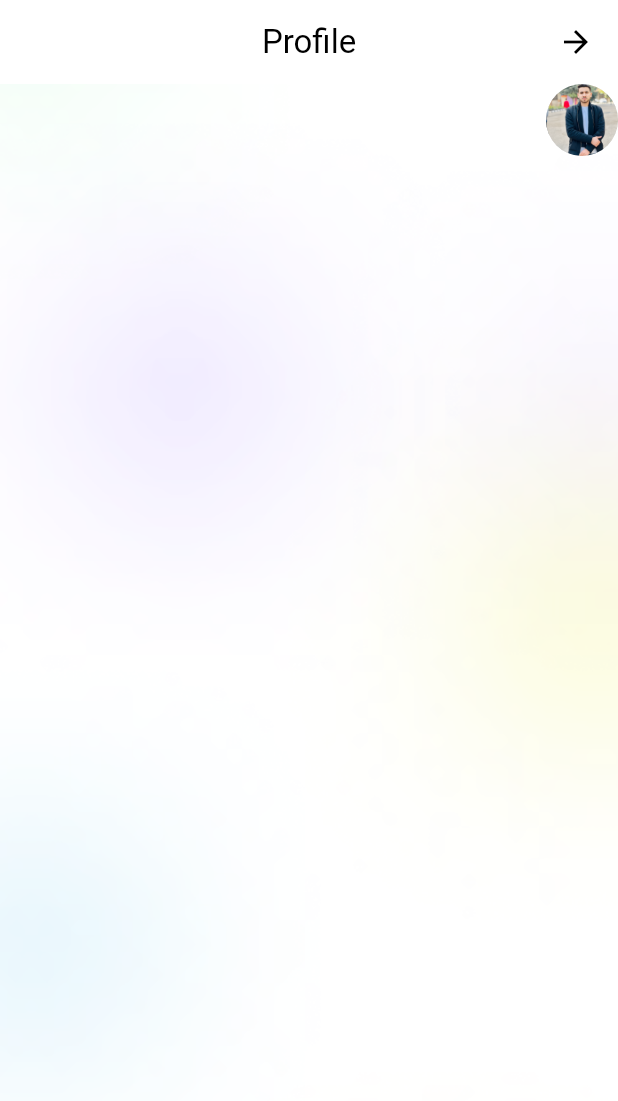
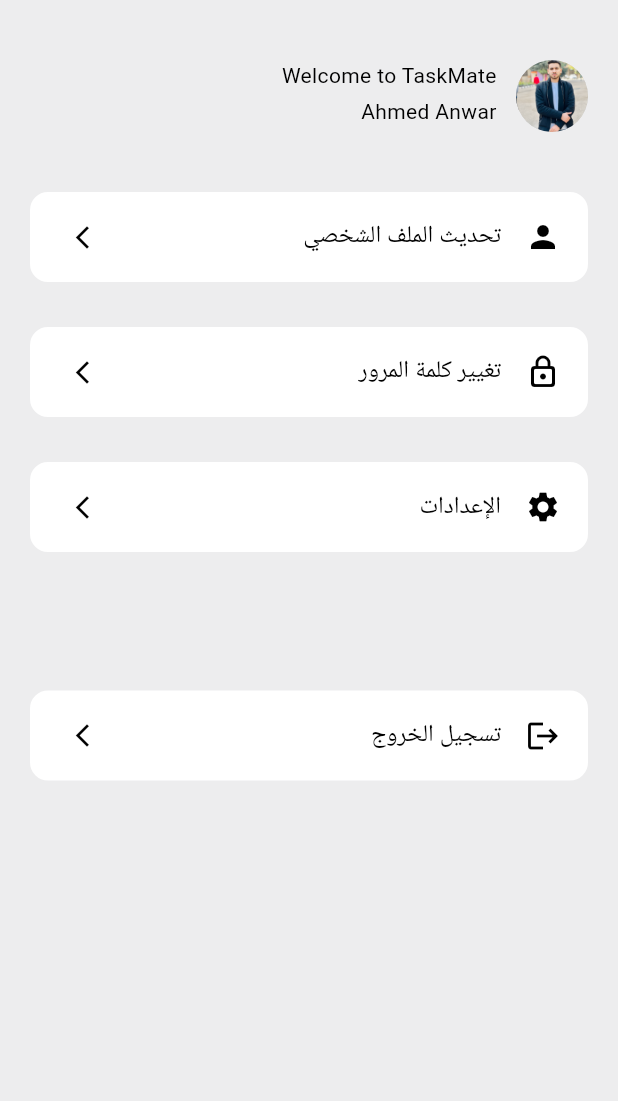
Before and after one commit to Ahmedanwar10/taskmate, a Flutter app: the ProfileView screen opened by its route, on a phone screen of 412 x 824 dp. Shown: the top 1101 px of the screen. Run offline on Flutter 3.47's test engine with Material 3 defaults, Android fonts, the phone set to English and light mode, and no system bars; our stand-ins replace awesome_dialog, bloc, dartz, dio, flutter_bloc, flutter_svg and 6 more; accounts and stored records are empty; project files that could hold a hidden picture were left out.

Commit message:
Refactor profile and settings views; add new avatar and padding constants BuildProfileOptions

```diff
--- a/lib/Features/bottom_navigation_bar/bottom_navigation.dart
+++ b/lib/Features/bottom_navigation_bar/bottom_navigation.dart
@@ -2,7 +2,7 @@ import 'package:flutter/material.dart';
 import 'package:lucide_icons/lucide_icons.dart';
 import 'package:taskmate_app/Features/home/home_view.dart';
 import 'package:taskmate_app/Features/home/widgets/home_view_body.dart';
-import 'package:taskmate_app/Features/profile/views/profile_view.dart';
+import 'package:taskmate_app/Features/profile%20all/profile/views/profile_view.dart';
 
 class CustomBottomNavBar extends StatefulWidget {
   const CustomBottomNavBar({super.key});
@@ -15,7 +15,7 @@ class _CustomBottomNavBarState extends State<CustomBottomNavBar> {
   int currentIndex = 0;
   final PageController pageController = PageController(initialPage: 0);
 
-  final List<Widget> pages = [
+  final List<Widget> pages = const[
     HomeViewBody(),
     CalendarView(),
     FilesView(),
--- /dev/null
+++ b/lib/Features/profile all/profile/views/profile_view.dart
@@ -0,0 +1,24 @@
+import 'package:flutter/material.dart';
+import 'package:go_router/go_router.dart';
+import 'package:taskmate_app/Features/profile%20all/profile/views/widgets/profile_view_body.dart';
+import 'package:taskmate_app/core/constants/assets.dart';
+import 'package:taskmate_app/core/constants/color_manager.dart';
+
+class ProfileView extends StatelessWidget {
+  const ProfileView({super.key});
+
+  @override
+  Widget build(BuildContext context) {
+    return Scaffold(
+      backgroundColor: ColorManager.lightGray,
+      body: Container(
+          // decoration: const BoxDecoration(
+          //   image: DecorationImage(
+          //     image: AssetImage(Assets.imagesBackgroundImage),
+          //     fit: BoxFit.cover,
+          //   ),
+          // ),
+          child: const ProfileViewBody()),
+    );
+  }
+}
--- a/lib/Features/profile/views/widgets/avatar_profile.dart
+++ b/lib/Features/profile all/profile/views/widgets/avatar_profile.dart
@@ -2,15 +2,13 @@ import 'package:flutter/material.dart';
 
 class ProfileAvatar extends StatelessWidget {
   final String imagePath;
-  final VoidCallback onTap;
 
   const ProfileAvatar(
-      {required this.imagePath, required this.onTap, super.key});
+      {required this.imagePath, super.key});
 
   @override
   Widget build(BuildContext context) {
     return GestureDetector(
-      onTap: onTap,
       child: CircleAvatar(
         radius: 24,
         backgroundImage: AssetImage(imagePath),
--- /dev/null
+++ b/lib/Features/profile all/profile/views/widgets/profile_view_body.dart
@@ -0,0 +1,34 @@
+import 'package:flutter/material.dart';
+import 'package:go_router/go_router.dart';
+import 'package:taskmate_app/core/common/widgets/build_profile_options.dart';
+import 'package:taskmate_app/core/common/widgets/header_home.dart';
+import 'package:taskmate_app/generated/l10n.dart';
+
+class ProfileViewBody extends StatelessWidget {
+  const ProfileViewBody({super.key});
+
+  @override
+  Widget build(BuildContext context) {
+    return  Padding(
+      padding:const  EdgeInsets.only(top: 40, left: 20, right: 20),
+      child: Column(
+        mainAxisAlignment: MainAxisAlignment.start,
+        crossAxisAlignment: CrossAxisAlignment.start,
+
+        children: [
+          const HeaderHome(),
+          const SizedBox(height: 40,),
+          BuildProfileOptions(icon: Icons.person, title: S.of(context).update_profile, onTap: (){},),
+          const SizedBox(height: 20,),
+          BuildProfileOptions(icon: Icons.lock_outline_rounded, title: S.of(context).change_password, onTap: (){},),
+          const SizedBox(height: 20,),
+          BuildProfileOptions(icon: Icons.settings, title: S.of(context).settings, onTap: (){
+            GoRouter.of(context).go('/settings');
+          },),
+           SizedBox(height: MediaQuery.of(context).size.height * 0.1),
+          BuildProfileOptions(icon: Icons.logout, title: S.of(context).logout, onTap: (){},),
+        ],
+      ),
+    );
+  }
+}
--- a/lib/Features/settings/views/setting_view.dart
+++ b/lib/Features/profile all/settings/views/setting_view.dart
@@ -1,6 +1,6 @@
 import 'package:flutter/material.dart';
 import 'package:go_router/go_router.dart';
-import 'package:taskmate_app/Features/settings/views/widgets/settings_view_body.dart';
+import 'package:taskmate_app/Features/profile%20all/settings/views/widgets/settings_view_body.dart';
 
 class SettingView extends StatelessWidget {
   const SettingView({super.key});
@@ -13,7 +13,7 @@ class SettingView extends StatelessWidget {
         leading: IconButton(
           icon: const Icon(Icons.arrow_back),
           onPressed: () {
-            GoRouter.of(context).go('/home');
+            GoRouter.of(context).go('/profile');
           },
         ),
         centerTitle: true,
--- a/lib/Features/profile/views/profile_view.dart
+++ /dev/null
@@ -1,32 +0,0 @@
-import 'package:flutter/material.dart';
-import 'package:taskmate_app/Features/profile/views/widgets/profile_view_body.dart';
-import 'package:taskmate_app/core/constants/assets.dart';
-
-class ProfileView extends StatelessWidget {
-  const ProfileView({super.key});
-
-  @override
-  Widget build(BuildContext context) {
-    return Scaffold(
-      appBar: AppBar(
-        backgroundColor: Colors.white,
-        leading: IconButton(
-          icon: const Icon(Icons.arrow_back),
-          onPressed: () {
-            Navigator.pop(context);
-          },
-        ),
-        centerTitle: true,
-        title: const Text('Profile'),
-      ),
-      body: Container(
-          decoration: const BoxDecoration(
-            image: DecorationImage(
-              image: AssetImage(Assets.imagesBackgroundImage),
-              fit: BoxFit.cover,
-            ),
-          ),
-          child: const ProfileViewBody()),
-    );
-  }
-}
--- a/lib/Features/profile/views/widgets/profile_view_body.dart
+++ /dev/null
@@ -1,23 +0,0 @@
-import 'package:flutter/material.dart';
-import 'package:taskmate_app/Features/profile/views/widgets/avatar_profile.dart';
-import 'package:taskmate_app/core/constants/assets.dart';
-
-class ProfileViewBody extends StatelessWidget {
-  const ProfileViewBody({super.key});
-
-  @override
-  Widget build(BuildContext context) {
-    return Column(
-      children: [
-        Row(
-          children: [
-            ProfileAvatar(
-              imagePath: Assets.imagesIMG20240225174536993,
-              onTap: () {},
-            ),
-          ],
-        )
-      ],
-    );
-  }
-}
--- /dev/null
+++ b/lib/core/common/widgets/build_profile_options.dart
@@ -0,0 +1,30 @@
+import 'package:flutter/material.dart';
+import 'package:taskmate_app/core/constants/color_manager.dart';
+
+class BuildProfileOptions extends StatelessWidget {
+  const BuildProfileOptions({super.key, required this.icon, required this.title, required this.onTap});
+
+  final IconData icon;
+  final String title;
+  final VoidCallback onTap;
+  @override
+  Widget build(BuildContext context) {
+    return Material(
+      color: Colors.transparent, // إبقاء الخلفية شفافة للحفاظ على التصميم
+      child: Container(
+        margin: const EdgeInsets.only(bottom: 10),
+        decoration: BoxDecoration(
+          color: Colors.white,
+          borderRadius: BorderRadius.circular(12),
+          border: Border.all(color:ColorManager.white, width: 2),
+        ),
+        child: ListTile(
+          leading: Icon(icon, color: Colors.black),
+          title: Text(title, style: const TextStyle(fontSize: 16)),
+          trailing: const Icon(Icons.arrow_forward_ios, color: Colors.black, size: 18),
+          onTap: onTap,
+        ),
+      ),
+    );
+  }
+}
--- /dev/null
+++ b/lib/core/common/widgets/header_home.dart
@@ -0,0 +1,31 @@
+import 'package:flutter/material.dart';
+import 'package:go_router/go_router.dart';
+import 'package:taskmate_app/Features/profile%20all/profile/views/widgets/avatar_profile.dart';
+import 'package:taskmate_app/core/constants/assets.dart';
+
+class HeaderHome extends StatelessWidget {
+  const HeaderHome({super.key});
+
+  @override
+  Widget build(BuildContext context) {
+    return const Row(
+      crossAxisAlignment: CrossAxisAlignment.start,
+      children: [
+        ProfileAvatar(
+          imagePath: Assets.imagesIMG20240225174536993,
+        // onTap: () => GoRouter.of(context).go('/profile'),
+        ),
+        const SizedBox(width: 13),
+         const Column(
+          crossAxisAlignment: CrossAxisAlignment.start,
+          mainAxisAlignment: MainAxisAlignment.start,
+          children: [
+            Text('Welcome to TaskMate'),
+            SizedBox(height: 4.5),
+            Text('Ahmed Anwar'),
+          ],
+        ),
+      ],
+    );
+  }
+}
--- a/lib/core/constants/color_manager.dart
+++ b/lib/core/constants/color_manager.dart
@@ -2,7 +2,7 @@ import 'package:flutter/material.dart';
 
 class ColorManager {
   static const Color primary = Color(0xFF5A2ECC);
-  static const Color softLavender = Color(0xFFF4F2FE); // لافندر ناعم
+  static const Color white = Color(0xFFFFFFFF); // لافندر ناعم
   static const Color mintWhite = Color(0xFFF8FDFA); // أبيض ممزوج بالنعناع
   static const Color softWhite = Color(0xFFFCFFFD); // أبيض ناعم
   static const Color pureWhite = Color(0xFFFFFFFF); // أبيض نقي
--- a/lib/core/constants/constant.dart
+++ b/lib/core/constants/constant.dart
@@ -1 +1,4 @@
+import 'package:flutter/material.dart';
+
 const kThemeBox = 'themeBox';
+final pPadding = Padding(padding:  EdgeInsets.only(top: 40, left: 20, right: 20));
--- a/lib/core/routes.dart
+++ b/lib/core/routes.dart
@@ -4,7 +4,7 @@ import 'package:taskmate_app/Features/forgotpassword/forgot_password.dart';
 import 'package:taskmate_app/Features/home/home_view.dart';
 import 'package:taskmate_app/Features/login/presentation/views/login_view.dart';
 import 'package:taskmate_app/Features/notification/views/notification_view.dart';
-import 'package:taskmate_app/Features/profile/views/profile_view.dart';
+import 'package:taskmate_app/Features/profile%20all/profile/views/profile_view.dart';
 import 'package:taskmate_app/Features/register/presentation/views/register_view.dart';
 import 'package:taskmate_app/Features/splash/splash_view.dart';
 
--- a/lib/l10n/intl_ar.arb
+++ b/lib/l10n/intl_ar.arb
@@ -32,7 +32,16 @@
       "password_required":"كلمة المرور مطلوبة",
       "email_required":"البريد الإلكتروني مطلوب",
       "login_successfully":"تم تسجيل الدخول بنجاح",
-      "login_success_title":"عملية ناجحة"
+      "login_success_title":"عملية ناجحة",
+      "update_profile":"تحديث الملف الشخصي",
+      "change_language":"تغيير اللغة",
+      "change_theme":"تغيير السمة",
+      "change_password":"تغيير كلمة المرور",
+      "logout":"تسجيل الخروج",
+      "delete_account":"حذف الحساب",
+      "delete_account_confirmation":"هل تريد حذف حسابك؟",
+      "settings":"الإعدادات",
+      "notification":"الإشعارات"
 
 
 
```
Also changed, not shown: lib/Features/home/widgets/home_view_body.dart (+29 -28 lines), lib/l10n/intl_en.arb (+10 -1 lines), lib/Features/profile all/settings/views/widgets/settings_view_body.dart (renamed from lib/Features/settings/views/widgets/settings_view_body.dart), lib/generated/intl/messages_ar.dart, lib/generated/intl/messages_en.dart, lib/generated/l10n.dart.
